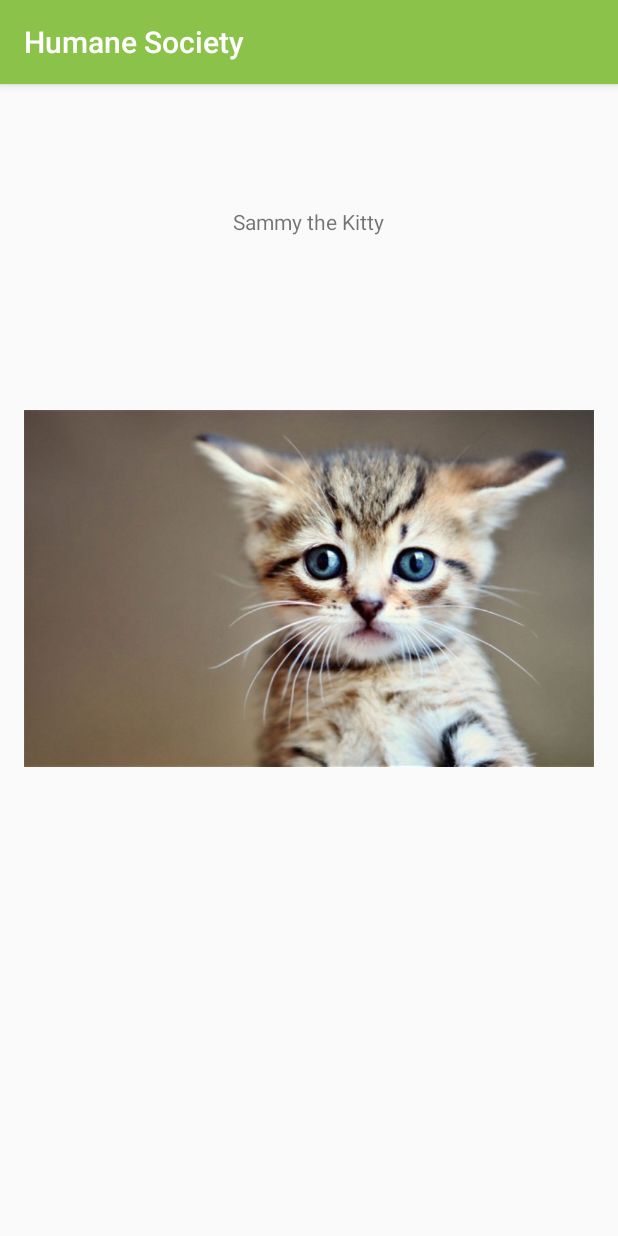
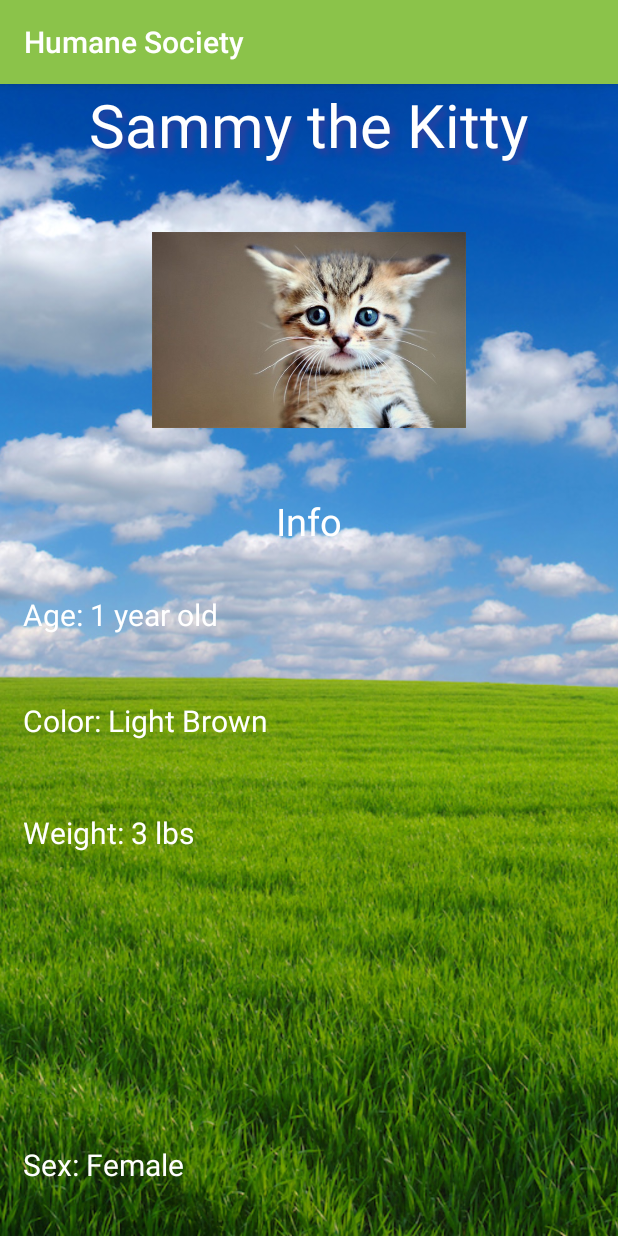
Before and after one commit to kdeganos/humane-society-android, an Android app: the AdoptActivity screen opened directly, with no data from a screen before it, after a tap on "Sammy the Kitty", on a phone screen of 412 x 824 dp. Run offline under Robolectric (Android 15) with nearby library versions, the phone set to English and light mode, and no system bars; our stand-ins replace ButterKnife, Picasso.

Commit message:
add info and styling to profile page

```diff
--- a/app/src/main/AndroidManifest.xml
+++ b/app/src/main/AndroidManifest.xml
@@ -22,7 +22,11 @@
                 android:name="android.support.PARENT_ACTIVITY"
                 android:value="com.epicodus.humanesociety.MainActivity" />
         </activity>
-        <activity android:name=".ProfileActivity"></activity>
+        <activity android:name=".ProfileActivity">
+            <meta-data
+                android:name="android.support.PARENT_ACTIVITY"
+                android:value="com.epicodus.humanesociety.AdoptActivity" />
+        </activity>
     </application>
 
 </manifest>
--- a/app/src/main/java/com/epicodus/humanesociety/AdoptActivity.java
+++ b/app/src/main/java/com/epicodus/humanesociety/AdoptActivity.java
@@ -47,12 +47,12 @@ public class AdoptActivity extends AppCompatActivity {
                                     int position, long id) {
                 Intent intent = new Intent(AdoptActivity.this, ProfileActivity.class);
                 intent.putExtra("petName", pets[position]);
-                intent.putExtra("ages", ages[position]);
+                intent.putExtra("age", ages[position]);
                 intent.putExtra("sex", sex[position]);
                 intent.putExtra("color", color[position]);
                 intent.putExtra("weight", weight[position]);
                 intent.putExtra("imageId", imageId[position].toString());
-                Log.d(TAG, imageId[position].toString());
+//                Log.d(TAG, imageId[position].toString());
                 startActivity(intent);
 //                Toast.makeText(MainActivity.this, "You Clicked at " +web[+ position], Toast.LENGTH_SHORT).show();
 
--- a/app/src/main/java/com/epicodus/humanesociety/ProfileActivity.java
+++ b/app/src/main/java/com/epicodus/humanesociety/ProfileActivity.java
@@ -14,6 +14,11 @@ import static java.lang.Integer.parseInt;
 public class ProfileActivity extends AppCompatActivity {
     @Bind(R.id.petNameView) TextView mPetNameView;
     @Bind(R.id.petImageView) ImageView mPetImageView;
+    @Bind(R.id.petAgeView) TextView mPetAgeView;
+    @Bind(R.id.petSexView) TextView mPetSexView;
+    @Bind(R.id.petColorView) TextView mPetColorView;
+    @Bind(R.id.petWeightView) TextView mPetWeightView;
+
     @Override
     protected void onCreate(Bundle savedInstanceState) {
         super.onCreate(savedInstanceState);
@@ -22,14 +27,19 @@ public class ProfileActivity extends AppCompatActivity {
 
         Intent intent = getIntent();
         String petName = intent.getStringExtra("petName");
-        String ages = intent.getStringExtra("ages");
+        String age = intent.getStringExtra("age");
         String sex = intent.getStringExtra("sex");
         String color = intent.getStringExtra("color");
         String weight = intent.getStringExtra("weight");
         String imageId = intent.getStringExtra("imageId");
 
+        mPetNameView.setText(petName);
         mPetImageView.setImageResource(parseInt(imageId));
-        mPetNameView.setText(petName);
+        mPetAgeView.setText("Age: " + age + " old");
+        mPetSexView.setText("Sex: " + sex);
+        mPetColorView.setText("Color: " + color);
+        mPetWeightView.setText("Weight: " + weight);
+
 
     }
 }
--- a/app/src/main/res/layout/activity_profile.xml
+++ b/app/src/main/res/layout/activity_profile.xml
@@ -3,26 +3,98 @@
     xmlns:tools="http://schemas.android.com/tools"
     android:layout_width="match_parent"
     android:layout_height="match_parent"
-    android:paddingBottom="@dimen/activity_vertical_margin"
-    android:paddingLeft="@dimen/activity_horizontal_margin"
-    android:paddingRight="@dimen/activity_horizontal_margin"
-    android:paddingTop="@dimen/activity_vertical_margin"
     tools:context="com.epicodus.humanesociety.ProfileActivity">
+
+    <ImageView
+        android:layout_width="wrap_content"
+        android:layout_height="fill_parent"
+        android:id="@+id/imageView2"
+        android:src="@drawable/grass"
+        android:scaleType="centerCrop"
+        android:layout_alignParentTop="true"/>
 
     <TextView
         android:layout_width="wrap_content"
         android:layout_height="wrap_content"
         android:text="New Text"
         android:id="@+id/petNameView"
+        android:textColor="@color/whiteText"
         android:layout_alignParentTop="true"
         android:layout_centerHorizontal="true"
-        android:layout_marginTop="66dp" />
+        android:textSize="40dp"
+        android:shadowColor="@color/secondaryText"
+        android:shadowDx="5"
+        android:shadowDy="5"
+        android:shadowRadius="5"/>
 
     <ImageView
+        android:layout_width="220dp"
+        android:layout_height="220dp"
+        android:id="@+id/petImageView"
+        android:padding="5dp"
+        android:layout_centerHorizontal="true"
+        android:layout_below="@+id/petNameView" />
+
+    <TextView
         android:layout_width="wrap_content"
         android:layout_height="wrap_content"
-        android:id="@+id/petImageView"
-        android:layout_below="@+id/petNameView"
+        android:text="Info"
+        android:textColor="@color/whiteText"
+        android:id="@+id/textView2"
+        android:layout_below="@+id/petImageView"
+        android:textSize="25dp"
         android:layout_centerHorizontal="true"
-        android:layout_marginTop="41dp" />
+        android:shadowColor="@color/secondaryText"
+        android:shadowDx="5"
+        android:shadowDy="5"/>
+
+    <TextView
+        android:layout_width="wrap_content"
+        android:layout_height="wrap_content"
+        android:text="New Text"
+        android:paddingLeft="15dp"
+        android:id="@+id/petAgeView"
+        android:textColor="@color/whiteText"
+        android:layout_below="@+id/textView2"
+        android:layout_marginTop="31dp"
+        android:textSize="20dp" />
+
+    <TextView
+        android:layout_width="wrap_content"
+        android:layout_height="wrap_content"
+        android:text="New Text"
+        android:id="@+id/petColorView"
+        android:layout_marginTop="43dp"
+        android:paddingLeft="15dp"
+        android:textColor="@color/whiteText"
+        android:layout_below="@+id/petAgeView"
+        android:layout_alignLeft="@+id/petAgeView"
+        android:layout_alignStart="@+id/petAgeView"
+        android:textSize="20dp" />
+
+    <TextView
+        android:layout_width="wrap_content"
+        android:layout_height="wrap_content"
+        android:text="New Text"
+        android:id="@+id/petWeightView"
+        android:layout_marginTop="47dp"
+        android:paddingLeft="15dp"
+        android:textColor="@color/whiteText"
+        android:layout_below="@+id/petColorView"
+        android:layout_alignLeft="@+id/petColorView"
+        android:layout_alignStart="@+id/petColorView"
+        android:textSize="20dp" />
+
+    <TextView
+        android:layout_width="wrap_content"
+        android:layout_height="wrap_content"
+        android:text="New Text"
+        android:id="@+id/petSexView"
+        android:paddingLeft="15dp"
+        android:textColor="@color/whiteText"
+        android:textSize="20dp"
+        android:layout_alignParentBottom="true"
+        android:layout_alignLeft="@+id/imageView2"
+        android:layout_alignStart="@+id/imageView2"
+        android:layout_marginBottom="34dp" />
 </RelativeLayout>
```
